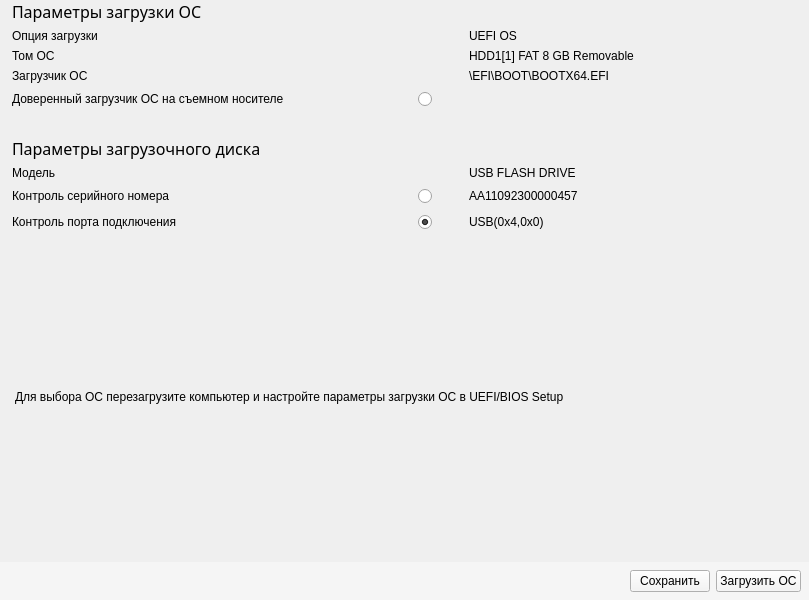
Qt form panels/SysLoadPanel.ui (m6v/sobol) before a commit.
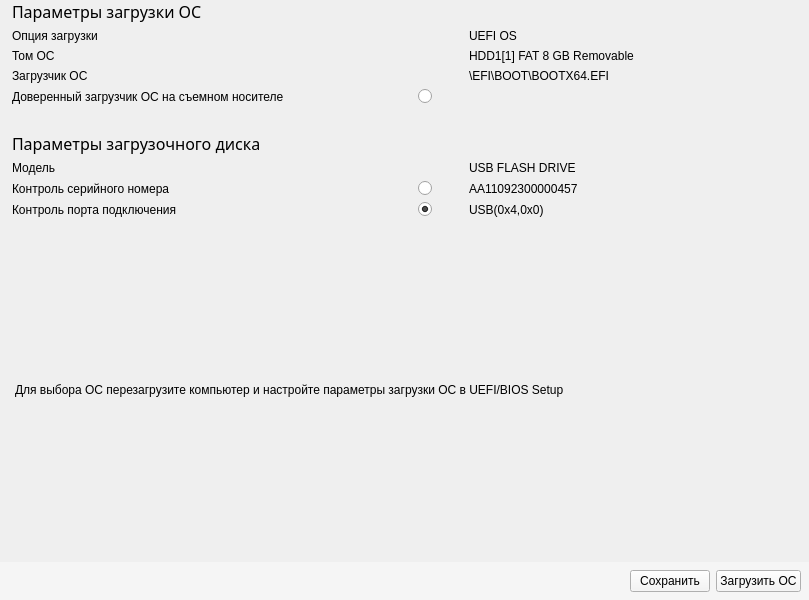
The same form after that commit. Custom widgets are drawn as their Qt base class.

The edit to the form file:
```diff
--- a/panels/SysLoadPanel.ui
+++ b/panels/SysLoadPanel.ui
@@ -106,7 +106,7 @@
       </widget>
      </item>
      <item row="3" column="1">
-      <widget class="SwitchControl" name="radioButton">
+      <widget class="Toggle" name="radioButton">
        <property name="sizePolicy">
         <sizepolicy hsizetype="Fixed" vsizetype="Fixed">
          <horstretch>0</horstretch>
@@ -116,7 +116,7 @@
        <property name="minimumSize">
         <size>
          <width>45</width>
-         <height>20</height>
+         <height>0</height>
         </size>
        </property>
        <property name="text">
@@ -173,7 +173,7 @@
       </widget>
      </item>
      <item row="1" column="1">
-      <widget class="SwitchControl" name="serial_control_radio_button">
+      <widget class="Toggle" name="serial_control_radio_button">
        <property name="sizePolicy">
         <sizepolicy hsizetype="Fixed" vsizetype="Fixed">
          <horstretch>0</horstretch>
@@ -183,7 +183,13 @@
        <property name="minimumSize">
         <size>
          <width>45</width>
-         <height>20</height>
+         <height>0</height>
+        </size>
+       </property>
+       <property name="maximumSize">
+        <size>
+         <width>16777215</width>
+         <height>16777215</height>
         </size>
        </property>
        <property name="text">
@@ -222,7 +228,13 @@
        <property name="minimumSize">
         <size>
          <width>45</width>
-         <height>20</height>
+         <height>0</height>
+        </size>
+       </property>
+       <property name="maximumSize">
+        <size>
+         <width>16777215</width>
+         <height>16777215</height>
         </size>
        </property>
        <property name="text">
@@ -351,11 +363,6 @@
   </layout>
  </widget>
  <customwidgets>
-  <customwidget>
-   <class>SwitchControl</class>
-   <extends>QRadioButton</extends>
-   <header>QSwitchControl</header>
-  </customwidget>
   <customwidget>
    <class>Toggle</class>
    <extends>QRadioButton</extends>
```
